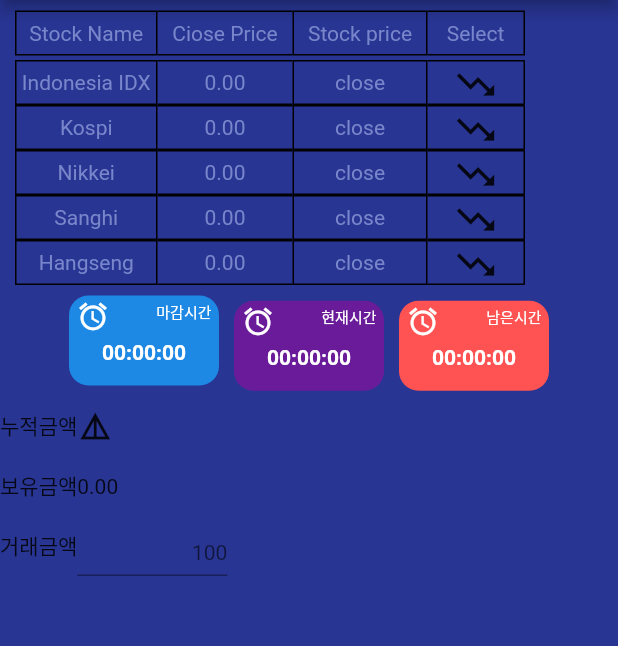
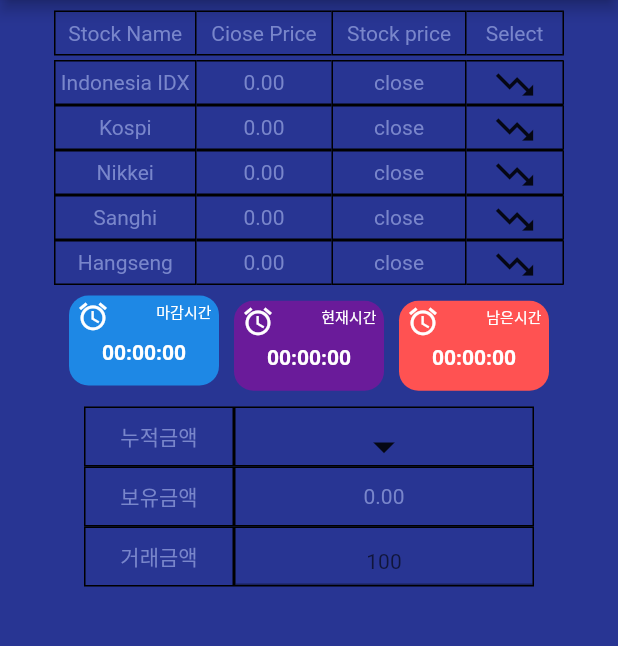
Before and after one commit to LeeSeulgi97/test_demo, a Flutter app: the screen it shows after launch, on a phone screen of 412 x 824 dp, the part 84-730 px from its top. Run offline on Flutter 3.47's test engine with Material 2 defaults, Android fonts, the phone set to English and light mode, and no system bars.

Commit message:
1. main 파일에 cash_slot파일의 연결 context추가 2. first_List파일의 row정렬 추가 3. cash_slot파일의  구성 재배치및 기능 색상 변경

```diff
--- a/seven_bit_test_app/lib/cash_slot.dart
+++ b/seven_bit_test_app/lib/cash_slot.dart
@@ -1,14 +1,33 @@
 import 'package:flutter/material.dart';
 
-Widget cash_slot(){
+Widget cash_slot(context){
+  String selectedItem;
+  List items =['Indonesia IDX','Kospi','Nikkei','Sanghi','Hangseng'];
+  // 전체화면 부분
   return Column(
     children: <Widget>[
       Container(
         height: 40,
+        margin: const EdgeInsets.only(top: 7, left: 10, right: 10),
         child: Row(
+          mainAxisAlignment: MainAxisAlignment.center,
           children: <Widget>[
-            Text('누적금액'),
-            Icon(Icons.details)
+            Container( width: 100,height: MediaQuery.of(context).size.height,
+              child: Text('누적금액', textAlign: TextAlign.center,style: TextStyle(color: Colors.indigo[300])),alignment: Alignment(0.0, 0.0),
+              decoration: BoxDecoration(border: Border.all(color: Colors.black)),),
+            Container(width: 200,height: MediaQuery.of(context).size.height,
+              decoration: BoxDecoration(border: Border.all(color: Colors.black)),
+              child: PopupMenuButton(
+                icon: Icon(Icons.arrow_drop_down, size: 35),
+                color: Colors.indigo[800],
+                itemBuilder: (BuildContext bc){
+                  return items.map((cash) => PopupMenuItem(child: Text(cash, style: TextStyle(color: Colors.indigo[300]),),value: cash)).toList();
+                },
+                onSelected: (value){
+                  context.setState((){
+                    selectedItem = value;
+                  });},
+              ),),
           ],
         ),
         //누적금액 클릭시 밑으로 리스트 각항목별 금액
@@ -16,24 +35,33 @@ Widget cash_slot(){
       Container(
         height: 40,
         child: Row(
+          mainAxisAlignment: MainAxisAlignment.center,
           children: <Widget>[
-            Text('보유금액'),
-            Text("0.00")
+            Container( width: 100,height: MediaQuery.of(context).size.height,
+              child: Text('보유금액', textAlign: TextAlign.center,style: TextStyle(color: Colors.indigo[300])),alignment: Alignment(0.0, 0.0),
+              decoration: BoxDecoration(border: Border.all(color: Colors.black)),),
+            Container( width: 200,height: MediaQuery.of(context).size.height,
+              child: Text('0.00', textAlign: TextAlign.center,style: TextStyle(color: Colors.indigo[300])),alignment: Alignment(0.0, 0.0),
+              decoration: BoxDecoration(border: Border.all(color: Colors.black)),),
           ],
         ),
       ),
       Container(
         height: 40,
         child: Row(
+          mainAxisAlignment: MainAxisAlignment.center,
           children: <Widget>[
-            Text('거래금액'),
+            Container( width: 100,height: MediaQuery.of(context).size.height,
+              child: Text('거래금액', textAlign: TextAlign.center,style: TextStyle(color: Colors.indigo[300])),alignment: Alignment(0.0, 0.0),
+              decoration: BoxDecoration(border: Border.all(color: Colors.black)),),
             Container(
+              width: 200,height: MediaQuery.of(context).size.height,
               child: TextField(
-                style: TextStyle(fontSize: 14),
-                decoration: InputDecoration(hintText:'100'),
-                textAlign: TextAlign.right,
+                style: TextStyle(fontSize: 14,color: Colors.indigo[300]),
+                decoration: InputDecoration(hintText:'100',),
+                textAlign: TextAlign.center,
               ),
-              width: 100,
+              decoration: BoxDecoration(border: Border.all(color: Colors.black)),
             ),
           ],
         ),
--- a/seven_bit_test_app/lib/first_List.dart
+++ b/seven_bit_test_app/lib/first_List.dart
@@ -9,6 +9,7 @@ Widget first_List(context){
         height: 30,
          margin: const EdgeInsets.only(top: 7, left: 10, right: 10),
         child: Row(
+          mainAxisAlignment: MainAxisAlignment.center,
           children: <Widget>[
            Container(
               width: 95,height: MediaQuery.of(context).size.height,
@@ -33,6 +34,7 @@ Widget first_List(context){
           height: 30,
           margin: const EdgeInsets.only(top: 3, left: 10, right: 10),
           child: Row(
+            mainAxisAlignment: MainAxisAlignment.center,
             children: <Widget>[
               Container(
                 width: 95,height: MediaQuery.of(context).size.height,
@@ -60,6 +62,7 @@ Widget first_List(context){
           height: 30,
           margin: const EdgeInsets.only(left: 10,right: 10),
           child: Row(
+            mainAxisAlignment: MainAxisAlignment.center,
             children: <Widget>[
               Container(
                 width: 95,height: MediaQuery.of(context).size.height,
@@ -88,6 +91,7 @@ Widget first_List(context){
           height: 30,
           margin: const EdgeInsets.only(left: 10,right: 10),
           child: Row(
+            mainAxisAlignment: MainAxisAlignment.center,
             children: <Widget>[
               Container(
                 width: 95,height: MediaQuery.of(context).size.height,
@@ -115,6 +119,7 @@ Widget first_List(context){
           height: 30,
           margin: const EdgeInsets.only(left: 10,right: 10),
           child: Row(
+            mainAxisAlignment: MainAxisAlignment.center,
             children: <Widget>[
               Container(
                 width: 95,height: MediaQuery.of(context).size.height,
@@ -142,6 +147,7 @@ Widget first_List(context){
           height: 30,
           margin: const EdgeInsets.only(left: 10,right: 10),
           child: Row(
+            mainAxisAlignment: MainAxisAlignment.center,
             children: <Widget>[
               Container(
                 width: 95,height: MediaQuery.of(context).size.height,
--- a/seven_bit_test_app/lib/main.dart
+++ b/seven_bit_test_app/lib/main.dart
@@ -46,7 +46,7 @@ class _MyHomePageState extends State<MyHomePage> {
                 children: <Widget>[
                   first_List(context),
                   time_slot(),
-                  cash_slot(),
+                  cash_slot(context),
                 ],
             ),
           ),
```
Also changed, not shown: seven_bit_test_app/pubspec.lock.
